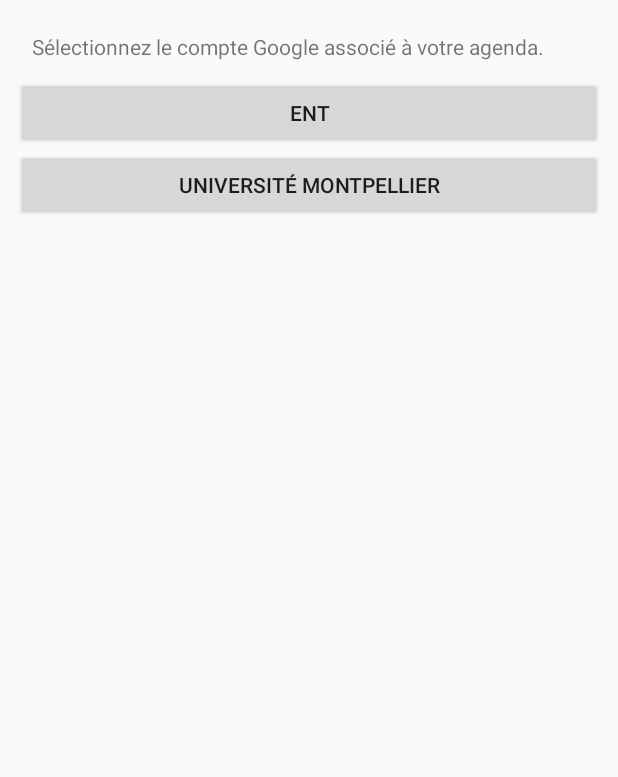
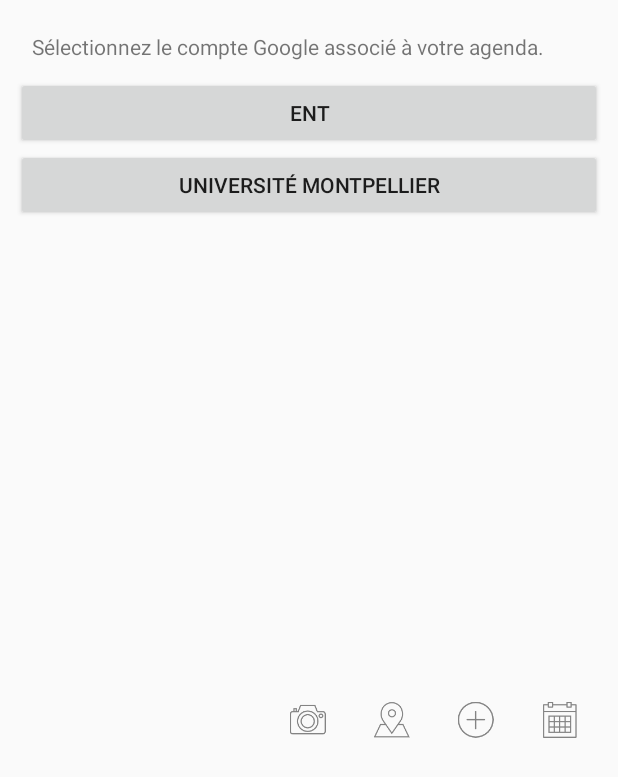
Before and after one commit to ThibautE/ProjetAR, an Android app: the screen it shows after launch (Calendar), after a tap on "Agenda", on a phone screen of 412 x 824 dp. Shown: the top 777 px of the screen. Run offline under Robolectric (Android 15) with nearby library versions, the phone set to English and light mode, and no system bars; libraries missing offline, so code that uses them is left out: com.google.api.client, com.google.api.services, com.wikitude.architect, pub.devrel.easypermissions; pictures from the network do not load; 12 statements that could not run were skipped.

Commit message:
Debug menu calendar et rotation menu main

```diff
--- a/app/build.gradle
+++ b/app/build.gradle
@@ -44,9 +44,6 @@ dependencies {
     compile 'pub.devrel:easypermissions:0.2.1'
     compile('com.google.api-client:google-api-client-android:1.22.0') { exclude group: 'org.apache.httpcomponents' }
     compile('com.google.apis:google-api-services-calendar:v3-rev249-1.22.0') { exclude group: 'org.apache.httpcomponents' }
-
-    //bottom nav
-    compile 'com.android.support:design:25.0.0'
 }
 
 
--- a/app/src/main/java/com/cmil3/ar/projetar/Calendar.java
+++ b/app/src/main/java/com/cmil3/ar/projetar/Calendar.java
@@ -11,7 +11,8 @@ import android.net.ConnectivityManager;
 import android.net.NetworkInfo;
     import android.net.Uri;
     import android.os.AsyncTask;
-import android.os.Bundle;
+    import android.os.Build;
+    import android.os.Bundle;
 import android.support.annotation.NonNull;
     import android.support.v7.widget.Toolbar;
     import android.text.Html;
@@ -49,6 +50,13 @@ import java.util.List;
 import pub.devrel.easypermissions.AfterPermissionGranted;
 import pub.devrel.easypermissions.EasyPermissions;
 
+    import static android.R.attr.colorPrimary;
+    import static android.R.attr.id;
+    import static android.R.style.Theme;
+    import static com.cmil3.ar.projetar.R.id.bottom;
+    import static com.cmil3.ar.projetar.R.id.menuToolbar;
+    import static com.cmil3.ar.projetar.R.id.wrap_content;
+
     public class Calendar extends Activity
             implements EasyPermissions.PermissionCallbacks {
         GoogleAccountCredential mCredential;
@@ -56,6 +64,7 @@ import pub.devrel.easypermissions.EasyPermissions;
         private Button buttonENT;
         private Button buttonUM;
         ProgressDialog mProgress;
+        private Toolbar menu;
 
         static final int REQUEST_ACCOUNT_PICKER = 1000;
         static final int REQUEST_AUTHORIZATION = 1001;
@@ -64,6 +73,37 @@ import pub.devrel.easypermissions.EasyPermissions;
 
         private static final String PREF_ACCOUNT_NAME = "accountName";
         private static final String[] SCOPES = { CalendarScopes.CALENDAR_READONLY };
+
+
+        //initiate tool bar with buttons and actions
+        private void initToolbar() {
+            Toolbar toolbarBottom = menu;
+                toolbarBottom.setOnMenuItemClickListener(new Toolbar.OnMenuItemClickListener() {
+                    @Override
+                    public boolean onMenuItemClick(MenuItem item) {
+                        switch (item.getItemId()) {
+                            case R.id.action_main:
+                                Intent calen = new Intent(Calendar.this, MainActivity.class);
+                                startActivity(calen);
+                                break;
+                            case R.id.action_carte:
+                                Intent carte = new Intent(Calendar.this, Carte.class);
+                                startActivity(carte);
+                                break;
+                            case R.id.action_addPoi:
+                                Intent addPoi = new Intent(Calendar.this, AddPoi.class);
+                                startActivity(addPoi);
+                                break;
+                            case R.id.action_calendar:
+                                break;
+                        }
+                        return true;
+                    }
+                });
+                // Inflate a menu to be displayed in the toolbar
+                toolbarBottom.inflateMenu(R.menu.menumain);
+        }
+
 
 
         /**
@@ -94,7 +134,6 @@ import pub.devrel.easypermissions.EasyPermissions;
             mOutputText.setMovementMethod(new ScrollingMovementMethod());
             mOutputText.setText(
                     "Sélectionnez le compte Google associé à votre agenda.");
-            activityLayout.addView(mOutputText);
 
 
             mProgress = new ProgressDialog(this);
@@ -115,7 +154,6 @@ import pub.devrel.easypermissions.EasyPermissions;
                         startActivity(intent);
                 }
             });
-            activityLayout.addView(buttonENT);
 
             //UM
             buttonUM = new Button(this);
@@ -130,8 +168,23 @@ import pub.devrel.easypermissions.EasyPermissions;
                     startActivity(intent);
                 }
             });
+            /////////////////////////////////////////////////////////////////////////
+
+            ///////////////////////////////Ajout du menu
+            menu = new Toolbar(this);
+            menu.setId(id/menuToolbar);
+            menu.setMinimumWidth(wrap_content);
+            menu.setMinimumHeight(wrap_content);
+            if (Build.VERSION.SDK_INT >= Build.VERSION_CODES.M) {menu.setForegroundGravity(bottom);}
+            if (Build.VERSION.SDK_INT >= Build.VERSION_CODES.LOLLIPOP) {menu.setElevation(15);}
+
+            /////////////////////////////////////////////////////////////////////////
+
+            initToolbar();
+            activityLayout.addView(mOutputText);
+            activityLayout.addView(buttonENT);
             activityLayout.addView(buttonUM);
-            /////////////////////////////////////////////////////////////////////////
+            activityLayout.addView(menu);
 
             setContentView(activityLayout);
 
--- a/app/src/main/java/com/cmil3/ar/projetar/MainActivity.java
+++ b/app/src/main/java/com/cmil3/ar/projetar/MainActivity.java
@@ -11,11 +11,7 @@ import android.os.Bundle;
 import android.support.v4.app.ActivityCompat;
 import android.support.v7.app.AppCompatActivity;
 import android.support.v7.widget.Toolbar;
-import android.view.Menu;
-import android.view.MenuInflater;
 import android.view.MenuItem;
-import android.view.View;
-import android.widget.Button;
 import android.widget.Toast;
 
 import com.wikitude.architect.ArchitectStartupConfiguration;
@@ -59,7 +55,7 @@ public class MainActivity extends AppCompatActivity implements LocationListener{
             }
         });
         // Inflate a menu to be displayed in the toolbar
-        toolbarBottom.inflateMenu(R.menu.menumain);
+        toolbarBottom.inflateMenu(R.menu.menumain_rotated);
     }
 
     @Override
--- a/app/src/main/res/layout/activity_main.xml
+++ b/app/src/main/res/layout/activity_main.xml
@@ -22,8 +22,11 @@
             android:layout_height="?attr/actionBarSize"
             android:layout_alignParentBottom="true"
             android:layout_gravity="bottom|right"
+            android:layout_marginBottom="90dp"
+            android:layout_marginRight="-95dp"
             android:background="?attr/colorPrimary"
             android:elevation="15dp"
+            android:rotation="270"
             android:theme="@style/ThemeOverlay.AppCompat.ActionBar"
             app:popupTheme="@style/ThemeOverlay.AppCompat.Light" />
 
--- /dev/null
+++ b/app/src/main/res/menu/menumain_rotated.xml
@@ -0,0 +1,37 @@
+<?xml version="1.0" encoding="utf-8"?>
+<menu xmlns:android="http://schemas.android.com/apk/res/android"
+    xmlns:app="http://schemas.android.com/apk/res-auto">
+
+    <item
+        android:id="@+id/action_main"
+        android:orderInCategory="100"
+        app:showAsAction="always"
+        android:title="@string/main"
+        android:icon="@drawable/ic_camera_rotate"
+        />
+
+    <item
+        android:id="@+id/action_carte"
+        android:orderInCategory="100"
+        app:showAsAction="always"
+        android:title="@string/carte"
+        android:icon="@drawable/ic_map_rotate"
+        />
+
+    <item
+        android:id="@+id/action_addPoi"
+        android:orderInCategory="100"
+        app:showAsAction="always"
+        android:title="@string/addPoi"
+        android:icon="@drawable/ic_addpoi"
+        />
+
+    <item
+        android:id="@+id/action_calendar"
+        android:orderInCategory="100"
+        app:showAsAction="always"
+        android:title="@string/agenda"
+        android:icon="@drawable/ic_calendar_rotate"
+        />
+
+</menu>
```
Also changed, not shown: app/src/main/res/layout/activity_note.xml (+9 -10 lines), app/src/main/res/drawable-hdpi/ic_calendar_rotate.png (added), app/src/main/res/drawable-hdpi/ic_camera_rotate.png (added), app/src/main/res/drawable-hdpi/ic_map_rotate.png (added), app/src/main/res/drawable-mdpi/ic_calendar_rotate.png (added), app/src/main/res/drawable-mdpi/ic_camera_rotate.png (added), app/src/main/res/drawable-mdpi/ic_map_rotate.png (added), app/src/main/res/drawable-xhdpi/ic_calendar_rotate.png (added), app/src/main/res/drawable-xhdpi/ic_camera_rotate.png (added), app/src/main/res/drawable-xhdpi/ic_map_rotate.png (added), app/src/main/res/drawable-xxhdpi/ic_calendar_rotate.png (added), app/src/main/res/drawable-xxhdpi/ic_camera_rotate.png (added), app/src/main/res/drawable-xxhdpi/ic_map_rotate.png (added), 2 other files.
